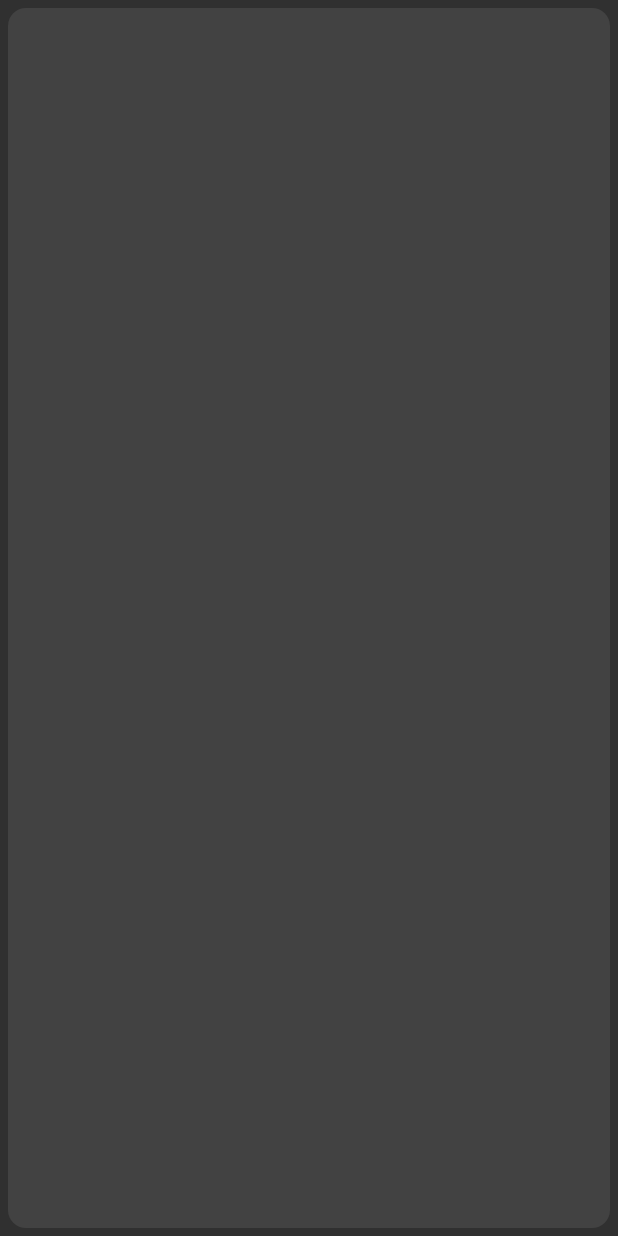
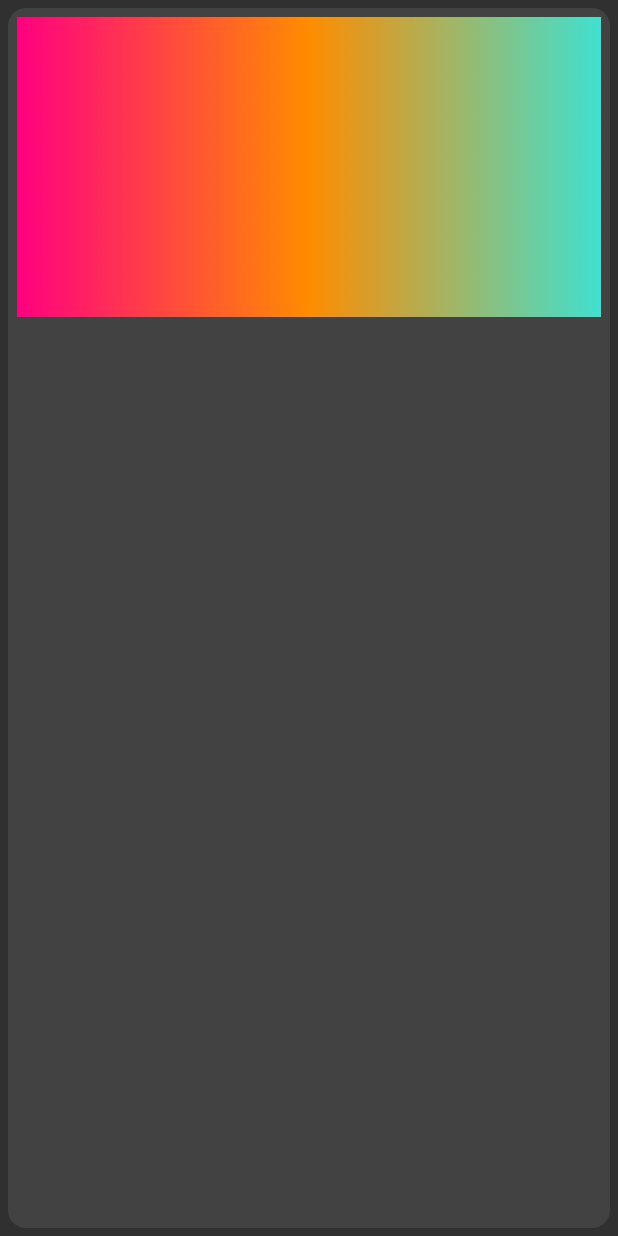
Before and after one commit to TrippCol/Farrapp-MobileApplication, an Android app: the layout card_layout.xml on its own in the app's theme, with its tools: preview values and no code run, on a phone screen of 412 x 824 dp. Run offline under Robolectric (Android 15) with nearby library versions, the light colour scheme and no system bars; Roboto replaces fonts that are not available here.

Commit message:
CardView Background added

```diff
--- a/app/build.gradle
+++ b/app/build.gradle
@@ -29,4 +29,5 @@ dependencies {
     implementation 'com.android.support:design:28.0.0'
     implementation 'com.squareup.retrofit2:retrofit:2.3.0'
     implementation 'com.squareup.retrofit2:converter-gson:2.3.0'
+    implementation 'de.hdodenhof:circleimageview:2.2.0'
 }
--- a/app/src/main/java/escuelaing/com/co/bowmobileapp/data/ui/PartyListActivity.java
+++ b/app/src/main/java/escuelaing/com/co/bowmobileapp/data/ui/PartyListActivity.java
@@ -69,7 +69,7 @@ public class PartyListActivity extends AppCompatActivity {
             @Override
             public void onItemClick(int position) {
                 Intent intent= new Intent(getApplicationContext(),PartyActivity.class );
-                Log.e("ABCD", parties.get(position).getId().toString());
+                //Log.e("ABCD", parties.get(position).getId().toString());
                 LocalStorage.setSelectedParty(parties.get(position));
                 startActivity(intent);
             }
--- a/app/src/main/res/layout/card_layout.xml
+++ b/app/src/main/res/layout/card_layout.xml
@@ -10,38 +10,41 @@
     android:layout_margin="5dp"
     card_view:cardCornerRadius="12dp"
     card_view:cardElevation="3dp"
-    card_view:contentPadding="4dp"
+    card_view:contentPadding="6dp"
     android:foreground="?selectableItemBackground"
     android:clickable="true"
     android:focusable="true"
     tools:context=".data.ui.PartyListActivity">
 
     <RelativeLayout
-        android:layout_width="match_parent"
-        android:layout_height="wrap_content"
-        android:padding="16dp">
+        android:layout_width="wrap_content"
+        android:layout_height="200dp"
+        android:background="@drawable/b6"
+        android:padding="10dp">
 
         <ImageView
             android:id="@+id/item_image"
-            android:layout_width="100dp"
-            android:layout_height="100dp"
-            android:layout_alignParentLeft="true"
-            android:layout_alignParentTop="true"
-            android:layout_marginRight="16dp" />
+            android:layout_width="150dp"
+            android:layout_height="150dp"
+            android:layout_alignParentStart="true"
+            android:layout_centerVertical="true" />
 
         <TextView
             android:id="@+id/item_title"
             android:layout_width="wrap_content"
             android:layout_height="wrap_content"
-            android:layout_alignParentTop="true"
-            android:layout_toRightOf="@+id/item_image"
+            android:layout_alignTop="@+id/item_image"
+            android:layout_marginStart="29dp"
+            android:layout_toEndOf="@+id/item_image"
             android:textSize="30sp" />
 
         <TextView
             android:id="@+id/item_detail"
             android:layout_width="wrap_content"
             android:layout_height="wrap_content"
+            android:layout_centerVertical="true"
             android:layout_below="@+id/item_title"
-            android:layout_toRightOf="@+id/item_image" />
+            android:layout_marginStart="29dp"
+            android:layout_toEndOf="@+id/item_image"/>
     </RelativeLayout>
 </android.support.v7.widget.CardView>
```
